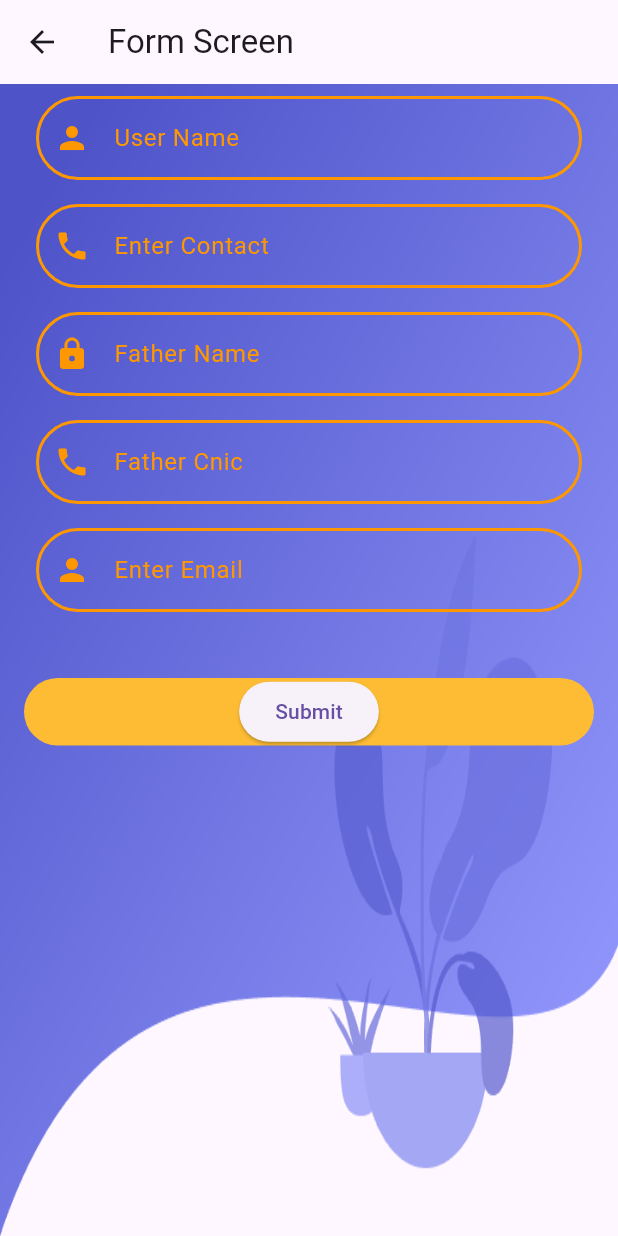
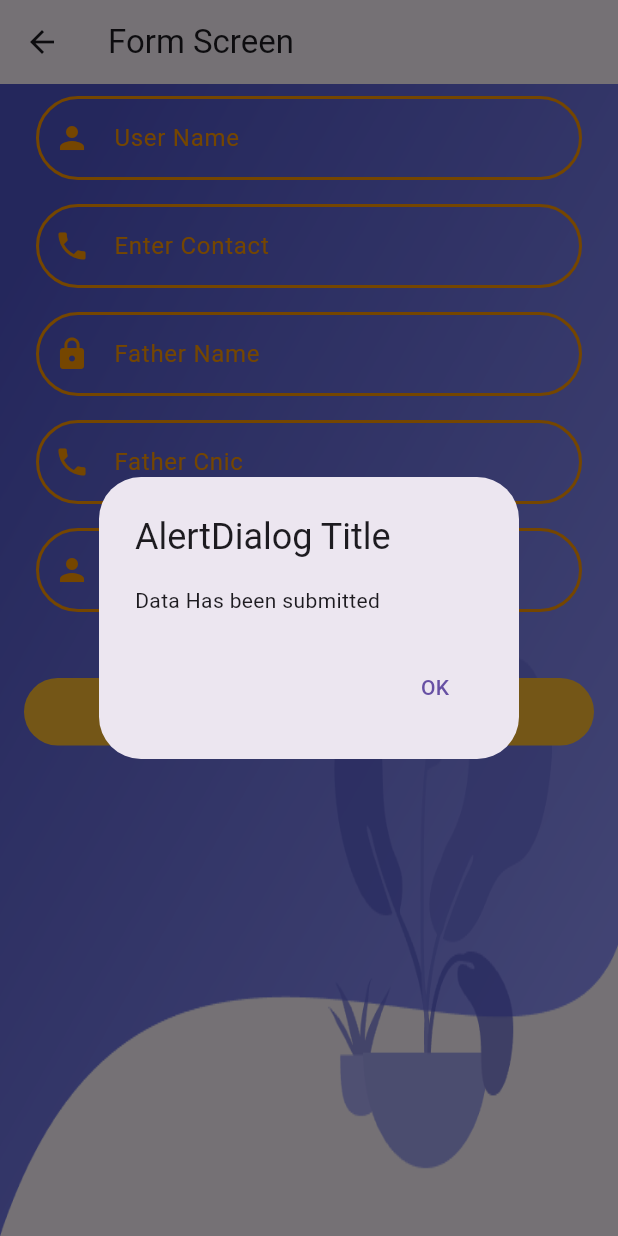
Before and after one commit to Shahbazjunejo/awss, a Flutter app: the SubmitForm screen opened directly, after a tap on "Submit", on a phone screen of 412 x 824 dp. Run offline on Flutter 3.47's test engine with Material 3 defaults, Android fonts, the phone set to English and light mode, and no system bars; our stand-ins replace connectivity, shared_preferences, sqflite; missing offline and left inert: flutter_animated_button; accounts and stored records are empty; network calls fail.

```diff
--- a/lib/SubmitForm.dart
+++ b/lib/SubmitForm.dart
@@ -27,8 +27,13 @@ class _FormScreenState extends State<SubmitForm> {
 
       await DatabaseHelper.instance.insertStudent(nameValue, contactValue , fathernameValue, father_cnicValue, emailValue);
 
+      _textFieldController1.clear();
+      _textFieldController2.clear();
+      _textFieldController3.clear();
+      _textFieldController4.clear();
+      _textFieldController5.clear();
 
-
+      _showMyDialog(context, 'Data Has been submitted');
       // Send data to API
 /*      try {
         var response = await http.post(
@@ -108,7 +113,7 @@ class _FormScreenState extends State<SubmitForm> {
                 inputType: InputType.Number,
                 enableBorder: true,
                 cornerRadius: 48.0,
-                maxLength: 20,
+                maxLength: 15,
               ),
             CustomTextInput(
               textEditController:_textFieldController5,
@@ -140,4 +145,31 @@ class _FormScreenState extends State<SubmitForm> {
       ),
     );
   }
+
+  Future<void> _showMyDialog(BuildContext context,String reason) async {
+    return showDialog<void>(
+      context: context,
+      barrierDismissible: false, // User must tap button!
+      builder: (BuildContext context) {
+        return AlertDialog(
+          title: Text('AlertDialog Title'),
+          content: SingleChildScrollView(
+            child: ListBody(
+              children: <Widget>[ // Here's a static text.
+                Text(reason), // Here you insert the dynamic string.
+              ],
+            ),
+          ),
+          actions: <Widget>[
+            TextButton(
+              child: Text('OK'),
+              onPressed: () {
+                Navigator.of(context).pop();
+              },
+            ),
+          ],
+        );
+      },
+    );
+  }
 }
```
Also changed, not shown: lib/DatabaseHelper.dart (+18 -0 lines), lib/login.dart (+13 -0 lines), lib/widgets/Schooldata.dart (+10 -2 lines), lib/widgets/SyncDataScreen.dart (+126 -9 lines).
